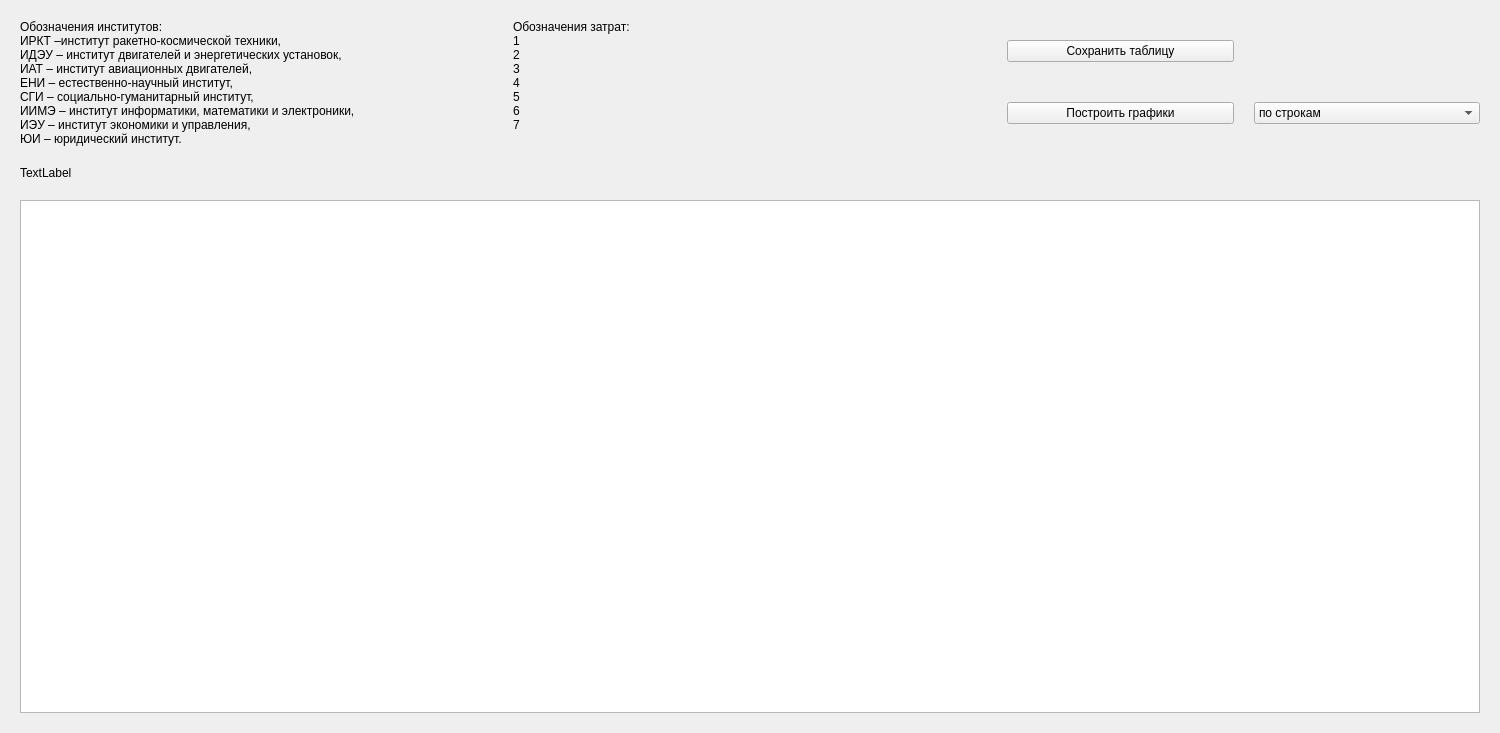
garrigar/Blagov_Inc, file table_window/table_window_design.ui: the form before one commit.
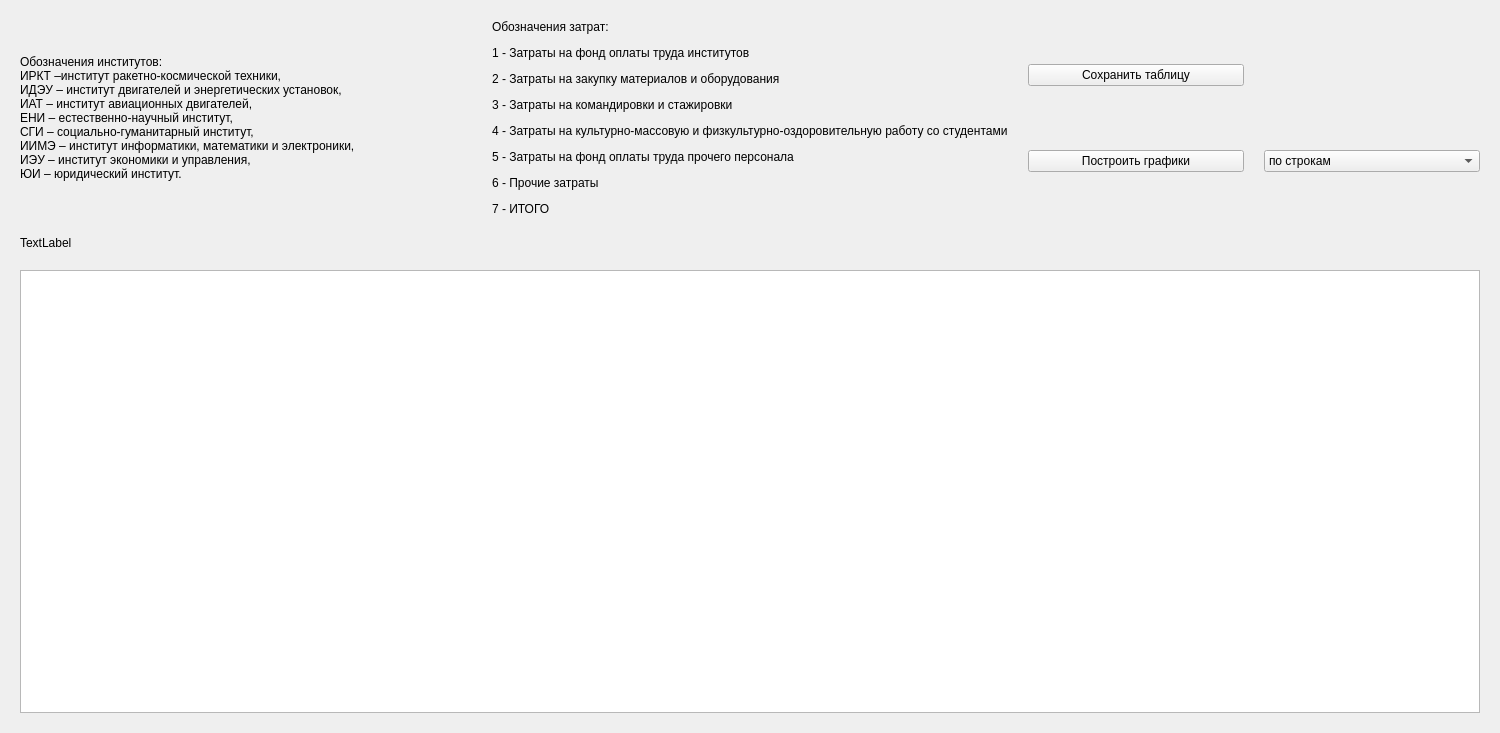
The form after the commit.

Commit message: List of changes: 1) Grid and values in the graph 2) Saving the table

```diff
--- a/table_window/table_window_design.ui
+++ b/table_window/table_window_design.ui
@@ -63,15 +63,7 @@
        <item>
         <widget class="QLabel" name="label_2">
          <property name="text">
-          <string>Обозначения затрат:
-1
-2
-3
-4
-5
-6
-7
-</string>
+          <string>&lt;html&gt;&lt;head/&gt;&lt;body&gt;&lt;p&gt;Обозначения затрат:&lt;/p&gt;&lt;p&gt;1 - Затраты на фонд оплаты труда институтов&lt;/p&gt;&lt;p&gt;2 - Затраты на закупку материалов и оборудования&lt;/p&gt;&lt;p&gt;3 - Затраты на командировки и стажировки&lt;/p&gt;&lt;p&gt;4 - Затраты на культурно-массовую и физкультурно-оздоровительную работу со студентами&lt;/p&gt;&lt;p&gt;5 - Затраты на фонд оплаты труда прочего персонала&lt;/p&gt;&lt;p&gt;6 - Прочие затраты&lt;/p&gt;&lt;p&gt;7 - ИТОГО&lt;/p&gt;&lt;/body&gt;&lt;/html&gt;</string>
          </property>
         </widget>
        </item>
```
The commit also changes 3 other files.
